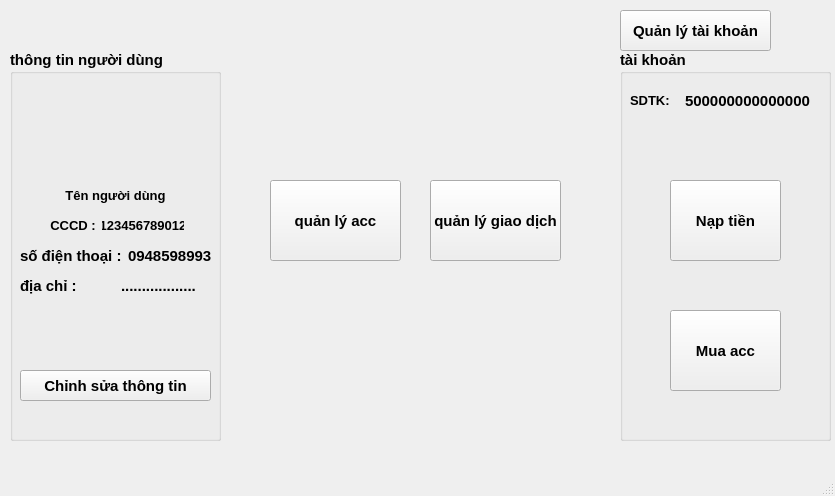
This is main_project/mainwindow.ui in langkhach612/account_store as Qt 5 draws it before an edit. The edited form follows.
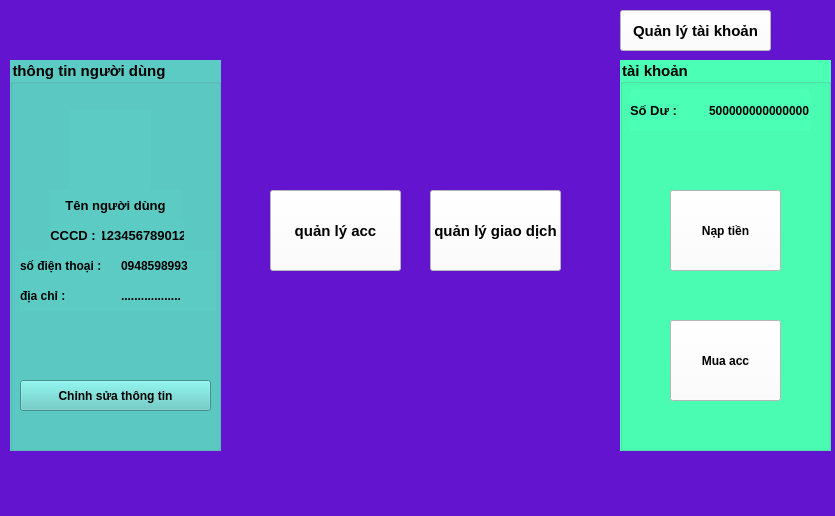
This is the edited form. Icons and pictures are not drawn.

The edit to the form file:
```diff
--- a/main_project/mainwindow.ui
+++ b/main_project/mainwindow.ui
@@ -7,7 +7,7 @@
     <x>0</x>
     <y>0</y>
     <width>835</width>
-    <height>496</height>
+    <height>516</height>
    </rect>
   </property>
   <property name="font">
@@ -19,19 +19,31 @@
   <property name="windowTitle">
    <string>Dashboard</string>
   </property>
+  <property name="styleSheet">
+   <string notr="true">background-color: rgb(98, 20, 207);</string>
+  </property>
   <widget class="QWidget" name="centralwidget">
    <widget class="QGroupBox" name="user_info">
     <property name="geometry">
      <rect>
       <x>10</x>
-      <y>50</y>
+      <y>60</y>
       <width>211</width>
       <height>391</height>
      </rect>
     </property>
+    <property name="font">
+     <font>
+      <pointsize>11</pointsize>
+      <bold>true</bold>
+     </font>
+    </property>
     <property name="layoutDirection">
      <enum>Qt::LeftToRight</enum>
     </property>
+    <property name="styleSheet">
+     <string notr="true">background-color: rgb(92, 203, 196);</string>
+    </property>
     <property name="title">
      <string>thông tin người dùng</string>
     </property>
@@ -113,6 +125,12 @@
      <layout class="QHBoxLayout" name="horizontalLayout_2">
       <item>
        <widget class="QLabel" name="SDT">
+        <property name="font">
+         <font>
+          <pointsize>9</pointsize>
+          <bold>true</bold>
+         </font>
+        </property>
         <property name="text">
          <string>số điện thoại :</string>
         </property>
@@ -120,6 +138,12 @@
       </item>
       <item>
        <widget class="QLabel" name="SDT_user">
+        <property name="font">
+         <font>
+          <pointsize>9</pointsize>
+          <bold>true</bold>
+         </font>
+        </property>
         <property name="text">
          <string>0948598993</string>
         </property>
@@ -139,6 +163,12 @@
      <layout class="QHBoxLayout" name="horizontalLayout_3">
       <item>
        <widget class="QLabel" name="label_6">
+        <property name="font">
+         <font>
+          <pointsize>9</pointsize>
+          <bold>true</bold>
+         </font>
+        </property>
         <property name="text">
          <string>địa chỉ :</string>
         </property>
@@ -146,6 +176,12 @@
       </item>
       <item>
        <widget class="QLabel" name="dia_chi">
+        <property name="font">
+         <font>
+          <pointsize>9</pointsize>
+          <bold>true</bold>
+         </font>
+        </property>
         <property name="text">
          <string>..................</string>
         </property>
@@ -162,6 +198,12 @@
        <height>31</height>
       </rect>
      </property>
+     <property name="font">
+      <font>
+       <pointsize>9</pointsize>
+       <bold>true</bold>
+      </font>
+     </property>
      <property name="text">
       <string>Chỉnh sửa thông tin</string>
      </property>
@@ -184,11 +226,20 @@
     <property name="geometry">
      <rect>
       <x>270</x>
-      <y>180</y>
+      <y>190</y>
       <width>131</width>
       <height>81</height>
      </rect>
     </property>
+    <property name="font">
+     <font>
+      <pointsize>11</pointsize>
+      <bold>true</bold>
+     </font>
+    </property>
+    <property name="styleSheet">
+     <string notr="true">background-color: rgb(255, 255, 255);</string>
+    </property>
     <property name="text">
      <string>quản lý acc</string>
     </property>
@@ -197,11 +248,20 @@
     <property name="geometry">
      <rect>
       <x>430</x>
-      <y>180</y>
+      <y>190</y>
       <width>131</width>
       <height>81</height>
      </rect>
     </property>
+    <property name="font">
+     <font>
+      <pointsize>11</pointsize>
+      <bold>true</bold>
+     </font>
+    </property>
+    <property name="styleSheet">
+     <string notr="true">background-color: rgb(255, 255, 255);</string>
+    </property>
     <property name="inputMethodHints">
      <set>Qt::ImhNone</set>
     </property>
@@ -216,11 +276,20 @@
     <property name="geometry">
      <rect>
       <x>620</x>
-      <y>50</y>
+      <y>60</y>
       <width>211</width>
       <height>391</height>
      </rect>
     </property>
+    <property name="font">
+     <font>
+      <pointsize>11</pointsize>
+      <bold>true</bold>
+     </font>
+    </property>
+    <property name="styleSheet">
+     <string notr="true">background-color: rgb(75, 255, 180);</string>
+    </property>
     <property name="title">
      <string>tài khoản</string>
     </property>
@@ -243,12 +312,18 @@
          </font>
         </property>
         <property name="text">
-         <string>SDTK:</string>
+         <string>Số Dư :</string>
         </property>
        </widget>
       </item>
       <item>
        <widget class="QLabel" name="so_du_tk">
+        <property name="font">
+         <font>
+          <pointsize>9</pointsize>
+          <bold>true</bold>
+         </font>
+        </property>
         <property name="text">
          <string>500000000000000</string>
         </property>
@@ -265,6 +340,15 @@
        <height>81</height>
       </rect>
      </property>
+     <property name="font">
+      <font>
+       <pointsize>9</pointsize>
+       <bold>true</bold>
+      </font>
+     </property>
+     <property name="styleSheet">
+      <string notr="true">background-color: rgb(255, 255, 255);</string>
+     </property>
      <property name="text">
       <string>Nạp tiền</string>
      </property>
@@ -278,6 +362,15 @@
        <height>81</height>
       </rect>
      </property>
+     <property name="font">
+      <font>
+       <pointsize>9</pointsize>
+       <bold>true</bold>
+      </font>
+     </property>
+     <property name="styleSheet">
+      <string notr="true">background-color: rgb(255, 255, 255);</string>
+     </property>
      <property name="text">
       <string>Mua acc</string>
      </property>
@@ -305,6 +398,15 @@
       <height>41</height>
      </rect>
     </property>
+    <property name="font">
+     <font>
+      <pointsize>11</pointsize>
+      <bold>true</bold>
+     </font>
+    </property>
+    <property name="styleSheet">
+     <string notr="true">background-color: rgb(255, 255, 255);</string>
+    </property>
     <property name="text">
      <string>Quản lý tài khoản</string>
     </property>
```
Left out of the diff: 2 changed lines with no effect on the pictures.
